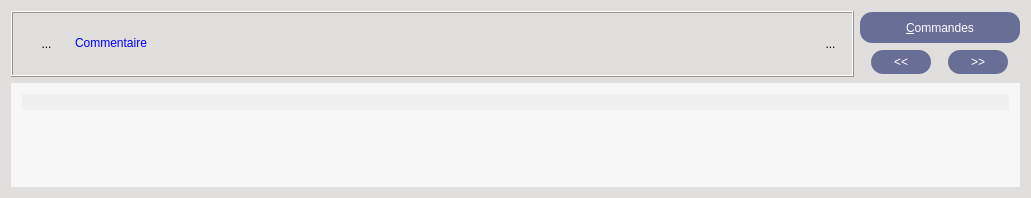
Before: the Qt Designer form UiQT4/desWidgetCommentaire.ui in SalomePlatform/eficas_tools, drawn with Qt 5.
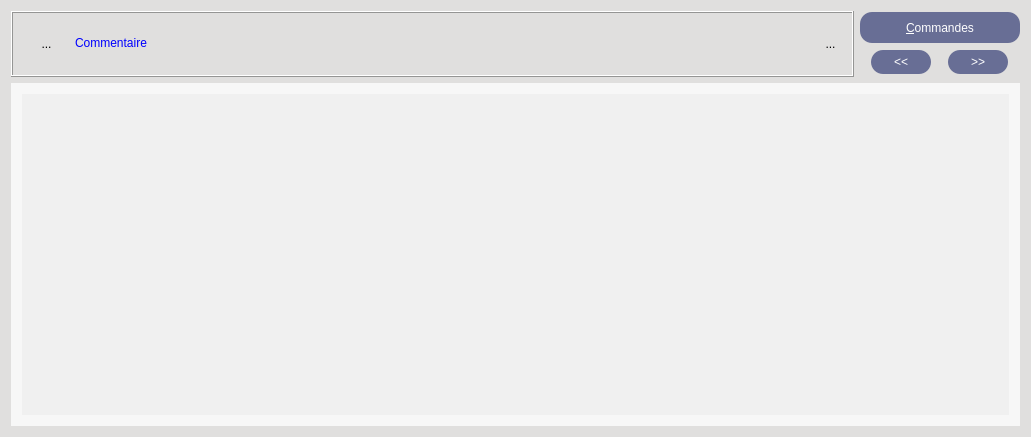
After: the same form once the commit is applied. Icons and pictures are not drawn. Custom widgets are drawn as their Qt base class.

The edit to the form file:
```diff
--- a/UiQT4/desWidgetCommentaire.ui
+++ b/UiQT4/desWidgetCommentaire.ui
@@ -7,7 +7,7 @@
     <x>0</x>
     <y>0</y>
     <width>1031</width>
-    <height>198</height>
+    <height>437</height>
    </rect>
   </property>
   <property name="sizePolicy">
@@ -369,7 +369,7 @@
         <x>0</x>
         <y>0</y>
         <width>1013</width>
-        <height>107</height>
+        <height>346</height>
        </rect>
       </property>
       <layout class="QVBoxLayout" name="verticalLayout">
@@ -379,28 +379,15 @@
           <number>6</number>
          </property>
          <item>
-          <widget class="QLineEdit" name="commentaireLE">
+          <widget class="QTextBrowser" name="commentaireLE">
            <property name="styleSheet">
             <string notr="true">background:rgb(240, 240, 240)</string>
            </property>
-           <property name="frame">
-            <bool>false</bool>
+           <property name="frameShape">
+            <enum>QFrame::NoFrame</enum>
            </property>
           </widget>
          </item>
-         <item>
-          <spacer name="verticalSpacer">
-           <property name="orientation">
-            <enum>Qt::Vertical</enum>
-           </property>
-           <property name="sizeHint" stdset="0">
-            <size>
-             <width>20</width>
-             <height>40</height>
-            </size>
-           </property>
-          </spacer>
-         </item>
         </layout>
        </item>
       </layout>
```
Left out of the diff: 1 changed line with no effect on the pictures.
